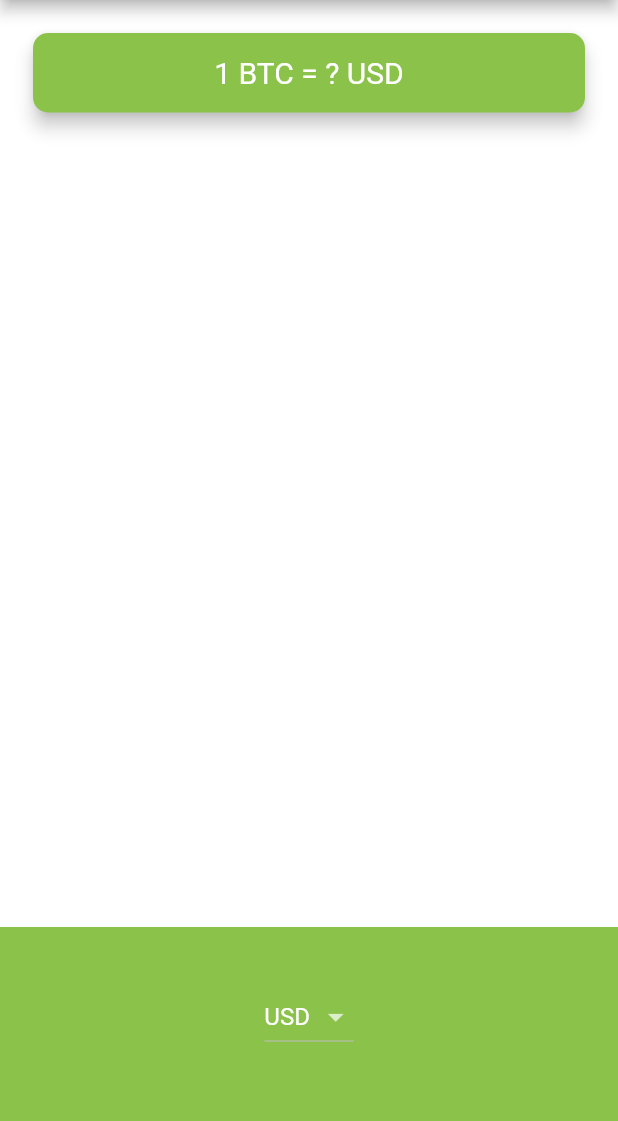
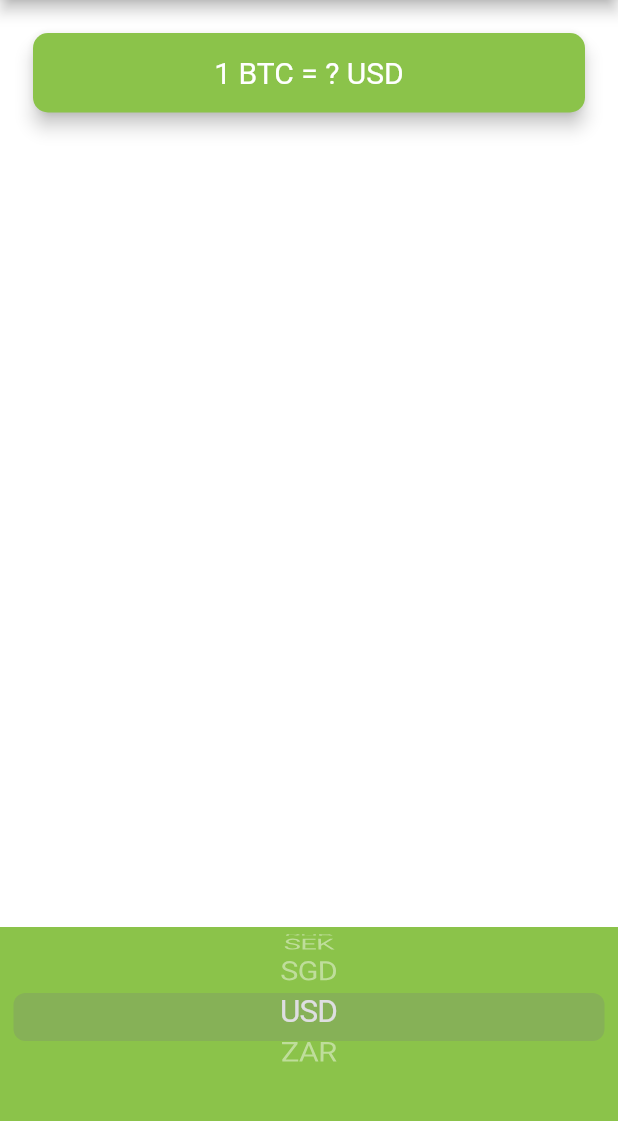
Before and after one commit to gTambo/bitcoin_ticker_flutter_tutorial, a Flutter app: the screen it shows after launch, on a phone screen of 412 x 824 dp, the part 84-1205 px from its top. Run offline on Flutter 3.47's test engine with Material 2 defaults, Android fonts, the phone set to English and light mode, and no system bars.

```diff
--- a/lib/price_screen.dart
+++ b/lib/price_screen.dart
@@ -1,5 +1,6 @@
 import 'package:bitcoin_ticker/coin_data.dart';
 import 'package:flutter/material.dart';
+import 'package:flutter/cupertino.dart';
 
 class PriceScreen extends StatefulWidget {
   @override
@@ -8,8 +9,10 @@ class PriceScreen extends StatefulWidget {
 
 class _PriceScreenState extends State<PriceScreen> {
   String selectedCurrency = 'USD';
+  int selectedCurrencyIndex = 19;
 
-  List<DropdownMenuItem<String>> currencyListItems = currenciesList
+  List<DropdownMenuItem<String>> getDropdownItems() {
+    return currenciesList
         .map(
           (e) => DropdownMenuItem(
             child: Text(e),
@@ -17,6 +20,11 @@ class _PriceScreenState extends State<PriceScreen> {
           ),
         )
         .toList();
+  }
+
+  List<Widget> getPickerItems() {
+    return currenciesList.map((currency) => Text(currency)).toList();
+  }
 
   @override
   Widget build(BuildContext context) {
@@ -54,14 +62,19 @@ class _PriceScreenState extends State<PriceScreen> {
             alignment: Alignment.center,
             padding: EdgeInsets.only(bottom: 30.0),
             color: Colors.lightGreen,
-            child: DropdownButton<String>(
-              value: selectedCurrency,
-              items: currencyListItems,
-              onChanged: (value) {
-                setState(() {
-                  selectedCurrency = value as String;
-                });
+            child: CupertinoPicker(
+              scrollController: FixedExtentScrollController(
+                  initialItem: selectedCurrencyIndex),
+              backgroundColor: Colors.lightGreen,
+              itemExtent: 32,
+              onSelectedItemChanged: (selectedIndex) {
+                // print(selectedIndex);
+                selectedCurrencyIndex = selectedIndex;
               },
+              children: getPickerItems(),
+              // [
+              //   Text('USD'),
+              // ]
             ),
           ),
         ],
@@ -69,3 +82,13 @@ class _PriceScreenState extends State<PriceScreen> {
     );
   }
 }
+
+// DropdownButton<String>(
+// value: selectedCurrency,
+// items: getDropdownItems(),
+// onChanged: (value) {
+// setState(() {
+// selectedCurrency = value as String;
+// });
+// },
+// ),
```
Lines whose indentation alone changed are shown as unchanged.
